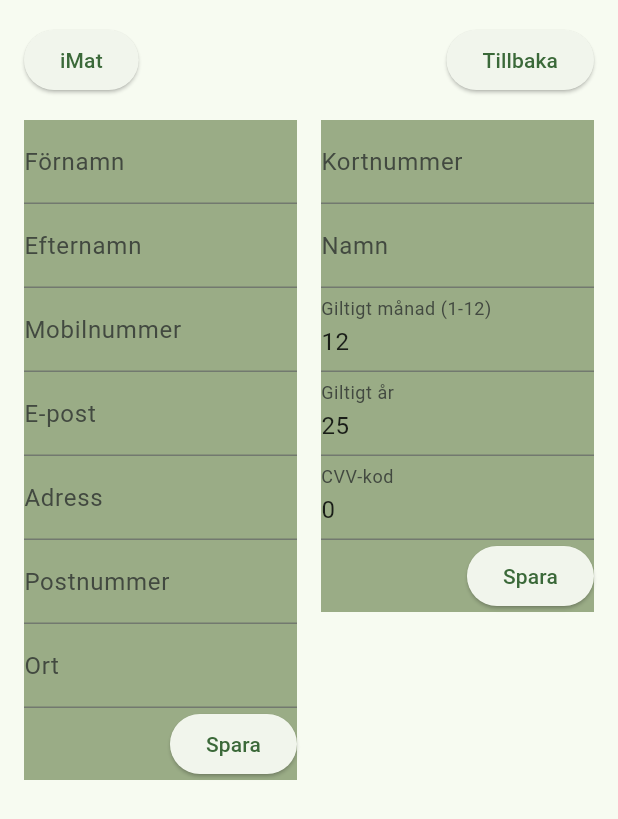
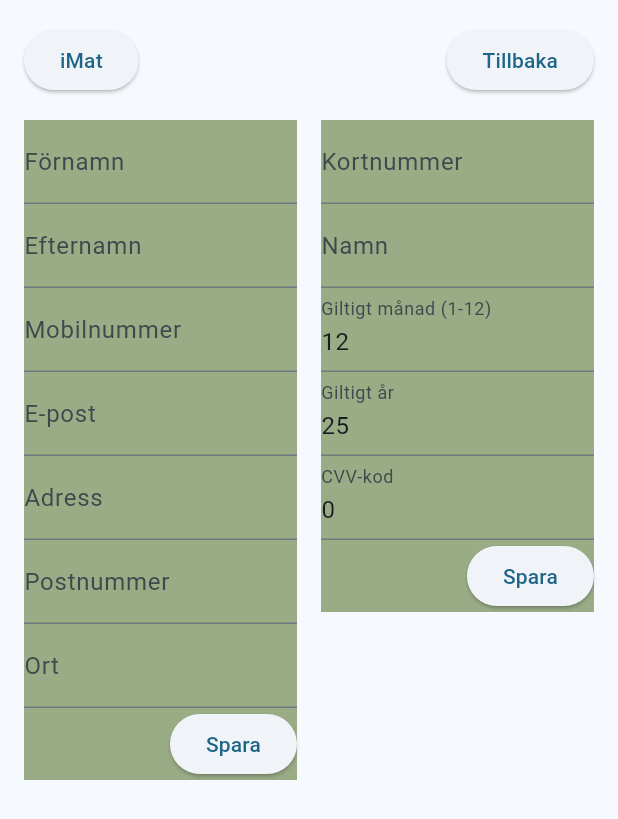
Before and after one commit to erikmorck04/iMat32, a Flutter app: the screen it shows after launch, after a tap on "Användare", on a phone screen of 412 x 824 dp. Shown: the top 819 px of the screen. Run offline on Flutter 3.47's test engine with Material 3 defaults, Android fonts, the phone set to English and light mode, and no system bars; network calls fail.

Commit message:
ändra färg

```diff
--- a/lib/app_theme.dart
+++ b/lib/app_theme.dart
@@ -9,6 +9,7 @@ class AppTheme {
   static const double paddingHuge = 32.0;
 
   static ColorScheme colorScheme = ColorScheme.fromSeed(
-    seedColor: Colors.green,
+    seedColor: Color.fromARGB(255, 17, 147, 200),
   );
+  static const Color customPanelColor = Color.fromARGB(255, 90, 183, 220);
 }
--- a/lib/pages/main_view.dart
+++ b/lib/pages/main_view.dart
@@ -64,7 +64,7 @@ class MainView extends StatelessWidget {
   Container _leftPanel(ImatDataHandler iMat) {
     return Container(
       width: 300,
-      color: const Color.fromARGB(255, 154, 172, 134),
+      color: AppTheme.customPanelColor,
       child: Column(
         children: [
           SizedBox(height: AppTheme.paddingSmall),
```
